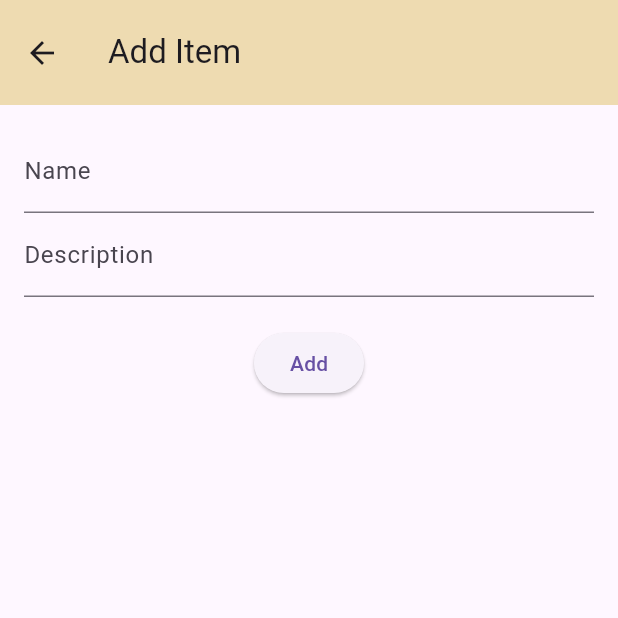
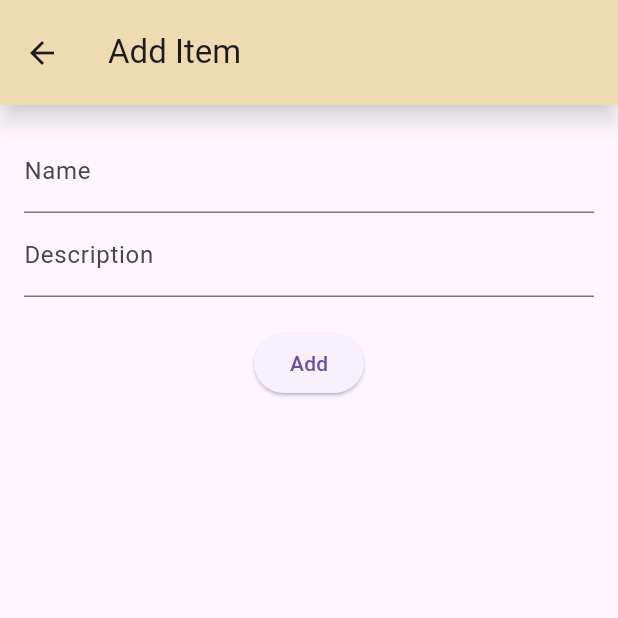
Before and after one commit to nachiket-gohil/my_item_tracker, a Flutter app: the screen it shows after launch, after a tap on the "add" icon, on a phone screen of 412 x 824 dp, the top half of it. Run offline on Flutter 3.47's test engine with Material 3 defaults, Android fonts, the phone set to English and light mode, and no system bars.

Commit message:
Minor changes

```diff
--- a/lib/screens/add_edit_item_screen.dart
+++ b/lib/screens/add_edit_item_screen.dart
@@ -41,6 +41,7 @@ class _AddEditItemScreenState extends State<AddEditItemScreen> {
       appBar: AppBar(
         backgroundColor: Theme.of(context).primaryColorLight,
         elevation: 6,
+        shadowColor: Colors.grey[100],
         toolbarHeight: 70,
         title: Text(
           widget.item == null ? 'Add Item' : 'Edit Item',
--- a/lib/screens/my_item_list.dart
+++ b/lib/screens/my_item_list.dart
@@ -12,16 +12,19 @@ class MyItemList extends StatelessWidget {
       appBar: AppBar(
         backgroundColor: Theme.of(context).primaryColorLight,
         elevation: 6,
+        shadowColor: Colors.grey[100],
         toolbarHeight: 70,
         title: const Text('Item Tracker'),
       ),
       body: ItemList(),
+      floatingActionButtonLocation: FloatingActionButtonLocation.centerFloat,
       floatingActionButton: FloatingActionButton(
         onPressed: () {
           Navigator.of(context).push(MaterialPageRoute(
             builder: (context) => const AddEditItemScreen(),
           ));
         },
+        backgroundColor: Colors.greenAccent,
         child: const Icon(Icons.add),
       ),
     );
--- a/lib/widgets/item_list.dart
+++ b/lib/widgets/item_list.dart
@@ -14,6 +14,7 @@ class ItemList extends StatelessWidget {
           itemCount: itemProvider.items.length,
           itemBuilder: (context, index) {
             final item = itemProvider.items[index];
+
             return ItemTile(
               item: item,
               index: index,
```
